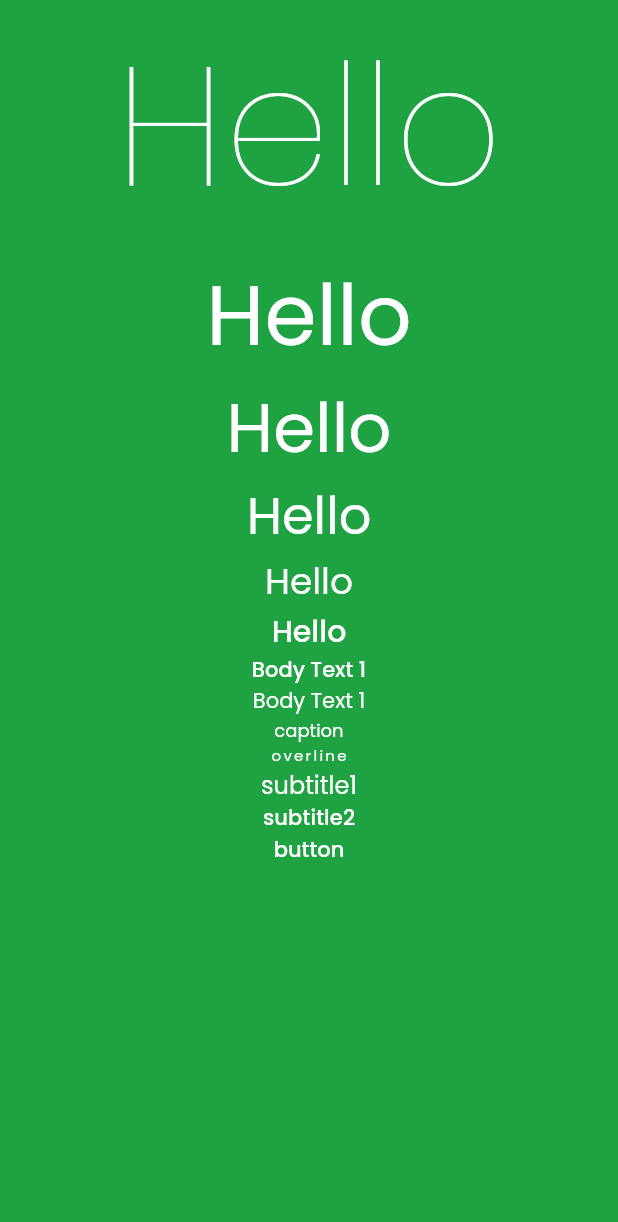
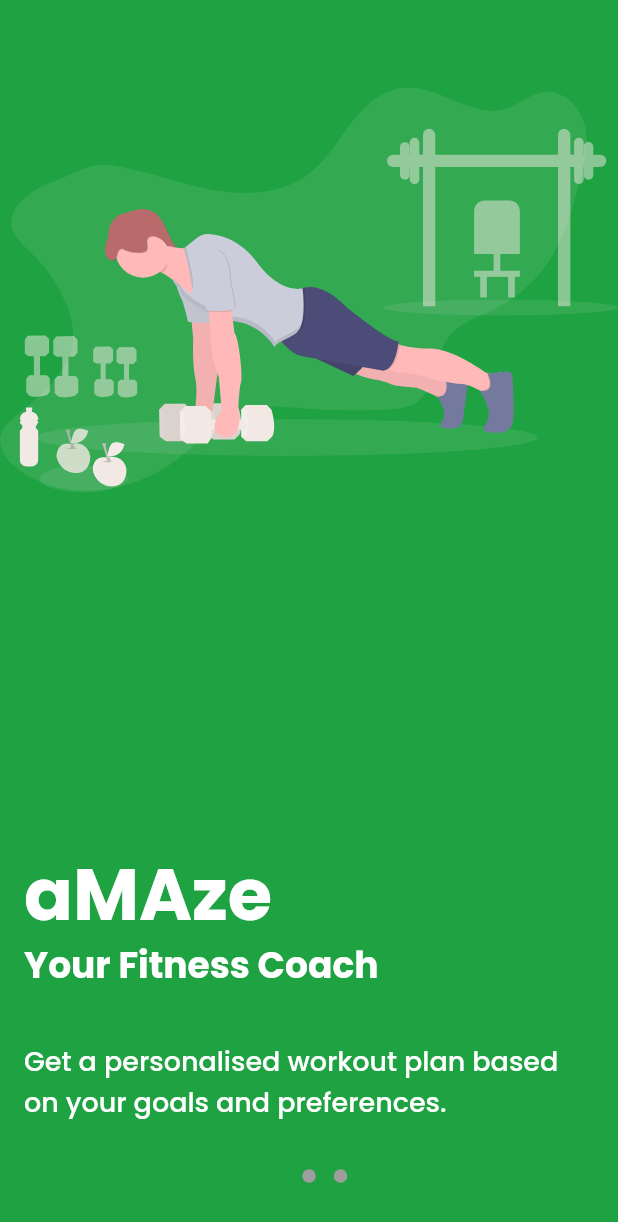
Before and after one commit to BufferOverflow-me/aMAze, a Flutter app: the screen it shows after launch, on a phone screen of 412 x 824 dp. Shown: the top 1222 px of the screen. Run offline on Flutter 3.47's test engine with Material 2 defaults, Android fonts, the phone set to English and light mode, and no system bars; drawn by our look-alikes of introduction_screen; our stand-ins replace flutter_svg, google_fonts, shared_preferences.

Commit message:
added introduction page

```diff
--- a/lib/src/app.dart
+++ b/lib/src/app.dart
@@ -1,8 +1,12 @@
 import 'package:fitness_app/src/screens/homepage.dart';
+import 'package:fitness_app/src/screens/start/fitness_coach.dart';
+import 'package:fitness_app/src/screens/start/intro_page.dart';
 import 'package:fitness_app/src/settings/setting_controller.dart';
 import 'package:fitness_app/src/settings/settings_service.dart';
 import 'package:fitness_app/src/widgets/theme.dart';
 import 'package:flutter/material.dart';
+import 'package:flutter_svg/flutter_svg.dart';
+import 'package:introduction_screen/introduction_screen.dart';
 
 class MyApp extends StatelessWidget {
   const MyApp({Key? key, required this.settingsController}) : super(key: key);
@@ -18,7 +22,8 @@ class MyApp extends StatelessWidget {
             darkTheme: MyTheme.darkBlueTheme(),
             themeMode: settingsController.themeMode,
             debugShowCheckedModeBanner: false,
-            home: const HomePage(),
+            initialRoute: const FitnessPageGym().routeName,
+            home: const AmazeIntroductionPage(),
           );
         });
   }
--- a/lib/src/screens/homepage.dart
+++ b/lib/src/screens/homepage.dart
@@ -1,70 +1,16 @@
 import 'package:fitness_app/src/widgets/theme.dart';
 import 'package:flutter/material.dart';
+import 'package:flutter_svg/flutter_svg.dart';
 
 class HomePage extends StatelessWidget {
   const HomePage({Key? key}) : super(key: key);
 
   @override
   Widget build(BuildContext context) {
-    return Scaffold(
-      body: Center(
-        child: Column(
-          children: [
-            Text(
-              "Hello",
-              style: Theme.of(context).textTheme.headline1,
-            ),
-            Text(
-              "Hello",
-              style: Theme.of(context).textTheme.headline2,
-            ),
-            Text(
-              "Hello",
-              style: Theme.of(context).textTheme.headline3,
-            ),
-            Text(
-              "Hello",
-              style: Theme.of(context).textTheme.headline4,
-            ),
-            Text(
-              "Hello",
-              style: Theme.of(context).textTheme.headline5,
-            ),
-            Text(
-              "Hello",
-              style: Theme.of(context).textTheme.headline6,
-            ),
-            Text(
-              "Body Text 1",
-              style: Theme.of(context).textTheme.bodyText1,
-            ),
-            Text(
-              "Body Text 1",
-              style: Theme.of(context).textTheme.bodyText2,
-            ),
-            Text(
-              "caption",
-              style: Theme.of(context).textTheme.caption,
-            ),
-            Text(
-              "overline",
-              style: Theme.of(context).textTheme.overline,
-            ),
-            Text(
-              "subtitle1",
-              style: Theme.of(context).textTheme.subtitle1,
-            ),
-            Text(
-              "subtitle2",
-              style: Theme.of(context).textTheme.subtitle2,
-            ),
-            Text(
-              "button",
-              style: Theme.of(context).textTheme.button,
-            ),
-          ],
-        ),
-      ),
-    );
+    Size size = MediaQuery.of(context).size;
+    return const Scaffold(
+        body: Center(
+      child: Text("hey"),
+    ));
   }
 }
--- /dev/null
+++ b/lib/src/screens/start/intro_page.dart
@@ -0,0 +1,145 @@
+import 'package:fitness_app/src/widgets/theme.dart';
+import 'package:flutter/material.dart';
+import 'package:flutter_svg/flutter_svg.dart';
+import 'package:google_fonts/google_fonts.dart';
+import 'package:introduction_screen/introduction_screen.dart';
+
+class AmazeIntroductionPage extends StatelessWidget {
+  const AmazeIntroductionPage({Key? key}) : super(key: key);
+
+  @override
+  Widget build(BuildContext context) {
+    return Scaffold(
+      body: SafeArea(
+        child: IntroductionScreen(
+          pages: [
+            PageViewModel(
+              image: SvgPicture.asset(
+                "assets/svg/pushup_guy.svg",
+                height: MediaQuery.of(context).size.height * 0.4,
+              ),
+              titleWidget: Align(
+                alignment: Alignment.bottomLeft,
+                child: Column(
+                  crossAxisAlignment: CrossAxisAlignment.start,
+                  children: [
+                    Text(
+                      "aMAze",
+                      style: Theme.of(context).textTheme.headline2,
+                    ),
+                    Padding(
+                      padding: const EdgeInsets.only(bottom: 8),
+                      child: Text(
+                        'Your Fitness Coach',
+                        style: Theme.of(context).textTheme.headline4,
+                        maxLines: 1,
+                      ),
+                    ),
+                  ],
+                ),
+              ),
+              bodyWidget: Align(
+                alignment: Alignment.bottomLeft,
+                child: Text(
+                  "Get a personalised workout plan based on your goals and preferences.",
+                  style: Theme.of(context).textTheme.headline5,
+                ),
+              ),
+              decoration: const PageDecoration(
+                bodyAlignment: Alignment.bottomLeft,
+                imageAlignment: Alignment.bottomCenter,
+              ),
+            ),
+            PageViewModel(
+              image: SvgPicture.asset(
+                "assets/svg/yoga_lady.svg",
+                height: MediaQuery.of(context).size.height * 0.4,
+              ),
+              titleWidget: Align(
+                alignment: Alignment.bottomLeft,
+                child: Column(
+                  crossAxisAlignment: CrossAxisAlignment.start,
+                  children: [
+                    Text(
+                      "aMAze",
+                      style: Theme.of(context).textTheme.headline2,
+                    ),
+                    Padding(
+                      padding: const EdgeInsets.only(bottom: 8),
+                      child: Text(
+                        'Your Yoga Expert',
+                        style: Theme.of(context).textTheme.headline4,
+                        maxLines: 1,
+                      ),
+                    ),
+                  ],
+                ),
+              ),
+              bodyWidget: Align(
+                alignment: Alignment.bottomLeft,
+                child: Text(
+                  "Attain control over your breath and help relax both your body and mind.",
+                  style: Theme.of(context).textTheme.headline5,
+                ),
+              ),
+              decoration: const PageDecoration(
+                bodyAlignment: Alignment.bottomLeft,
+                imageAlignment: Alignment.bottomCenter,
+              ),
+            ),
+            PageViewModel(
+              image: SvgPicture.asset(
+                "assets/svg/meditating_lady.svg",
+                height: MediaQuery.of(context).size.height * 0.4,
+              ),
+              titleWidget: Align(
+                alignment: Alignment.bottomLeft,
+                child: Column(
+                  crossAxisAlignment: CrossAxisAlignment.start,
+                  children: [
+                    Text(
+                      "aMAze",
+                      style: Theme.of(context).textTheme.headline2,
+                    ),
+                    Padding(
+                      padding: const EdgeInsets.only(bottom: 8),
+                      child: Text(
+                        'Your Meditation Guru',
+                        style: Theme.of(context).textTheme.headline4,
+                        maxLines: 1,
+                      ),
+                    ),
+                  ],
+                ),
+              ),
+              bodyWidget: Align(
+                alignment: Alignment.bottomLeft,
+                child: Text(
+                  "Attain peace of mind and find the person inside you, by meditating daily!",
+                  style: Theme.of(context).textTheme.headline5,
+                ),
+              ),
+              decoration: const PageDecoration(
+                bodyAlignment: Alignment.bottomLeft,
+                imageAlignment: Alignment.bottomCenter,
+              ),
+            ),
+          ],
+          done: Text(
+            "Done",
+            style: Theme.of(context).textTheme.headline5,
+          ),
+          onDone: () {},
+          next: const Text(
+            "Next",
+            style: TextStyle(
+              fontWeight: FontWeight.bold,
+              fontSize: 20,
+            ),
+          ),
+          showNextButton: false,
+        ),
+      ),
+    );
+  }
+}
--- a/lib/src/widgets/theme.dart
+++ b/lib/src/widgets/theme.dart
@@ -7,13 +7,23 @@ class MyTheme {
         fontFamily: GoogleFonts.poppins().fontFamily,
         backgroundColor: themeOneBg,
         textTheme: TextTheme(
-          headline1: GoogleFonts.poppins(color: themeOneFg),
-          headline2: GoogleFonts.poppins(color: themeOneFg),
-          headline3: GoogleFonts.poppins(color: themeOneFg),
-          headline4: GoogleFonts.poppins(color: themeOneFg),
-          headline5: GoogleFonts.poppins(color: themeOneFg),
-          headline6: GoogleFonts.poppins(color: themeOneFg),
-          bodyText1: GoogleFonts.poppins(color: themeOneFg),
+          headline1: GoogleFonts.poppins(color: themeOneFg, fontSize: 64),
+          headline2: GoogleFonts.poppins(
+            color: themeOneFg,
+            fontSize: 48,
+            fontWeight: FontWeight.bold,
+            height: 1,
+          ),
+          headline3: GoogleFonts.poppins(color: themeOneFg, fontSize: 36),
+          headline4: GoogleFonts.poppins(
+              color: themeOneFg, fontSize: 24, fontWeight: FontWeight.w700),
+          headline5: GoogleFonts.poppins(
+            color: themeOneFg,
+            fontSize: 18,
+            fontWeight: FontWeight.w500,
+          ),
+          headline6: GoogleFonts.poppins(color: themeOneFg, fontSize: 14),
+          bodyText1: GoogleFonts.poppins(color: themeOneFg, fontSize: 12),
           bodyText2: GoogleFonts.poppins(color: themeOneFg),
           button: GoogleFonts.poppins(color: themeOneFg),
           caption: GoogleFonts.poppins(color: themeOneFg),
@@ -49,6 +59,8 @@ class MyTheme {
       );
   static ThemeData darkTheme(BuildContext context) => ThemeData(
         primarySwatch: themeThreeSwatch,
+        primaryColor: themeThreeBg,
+        primaryColorLight: themeThreeFg,
         fontFamily: GoogleFonts.poppins().fontFamily,
         cardColor: themeThreeFg,
         textTheme: TextTheme(
@@ -76,17 +88,30 @@ class MyTheme {
       );
   static ThemeData greenLightTheme(BuildContext context) => ThemeData(
         primarySwatch: themeFourSwatch,
+        primaryColor: themeFourBg,
+        primaryColorLight: themeFourFg,
         fontFamily: GoogleFonts.poppins().fontFamily,
         cardColor: themeFourBg,
+        iconTheme: IconThemeData(color: themeFourBg),
         scaffoldBackgroundColor: themeFourBg,
         textTheme: TextTheme(
-          headline1: GoogleFonts.poppins(color: themeFourFg),
-          headline2: GoogleFonts.poppins(color: themeFourFg),
-          headline3: GoogleFonts.poppins(color: themeFourFg),
-          headline4: GoogleFonts.poppins(color: themeFourFg),
-          headline5: GoogleFonts.poppins(color: themeFourFg),
-          headline6: GoogleFonts.poppins(color: themeFourFg),
-          bodyText1: GoogleFonts.poppins(color: themeFourFg),
+          headline1: GoogleFonts.poppins(color: themeFourFg, fontSize: 64),
+          headline2: GoogleFonts.poppins(
+            color: themeFourFg,
+            fontSize: 48,
+            fontWeight: FontWeight.bold,
+            height: 1,
+          ),
+          headline3: GoogleFonts.poppins(color: themeFourFg, fontSize: 36),
+          headline4: GoogleFonts.poppins(
+              color: themeFourFg, fontSize: 24, fontWeight: FontWeight.w700),
+          headline5: GoogleFonts.poppins(
+            color: themeFourFg,
+            fontSize: 18,
+            fontWeight: FontWeight.w500,
+          ),
+          headline6: GoogleFonts.poppins(color: themeFourFg, fontSize: 14),
+          bodyText1: GoogleFonts.poppins(color: themeFourFg, fontSize: 12),
           bodyText2: GoogleFonts.poppins(color: themeFourFg),
           button: GoogleFonts.poppins(color: themeFourFg),
           caption: GoogleFonts.poppins(color: themeFourFg),
--- a/pubspec.yaml
+++ b/pubspec.yaml
@@ -20,6 +20,7 @@ dependencies:
   http: ^0.13.4
   shared_preferences: ^2.0.8
   google_fonts: ^2.1.0
+  introduction_screen: ^2.1.0
 
 dev_dependencies:
   flutter_test:
@@ -33,3 +34,5 @@ flutter:
 
   assets:
     - assets/
+    - assets/images/
+    - assets/svg/
```
Also changed, not shown: assets/svg/meditating_lady.svg (added), assets/svg/swipe.svg (added), pubspec.lock.
